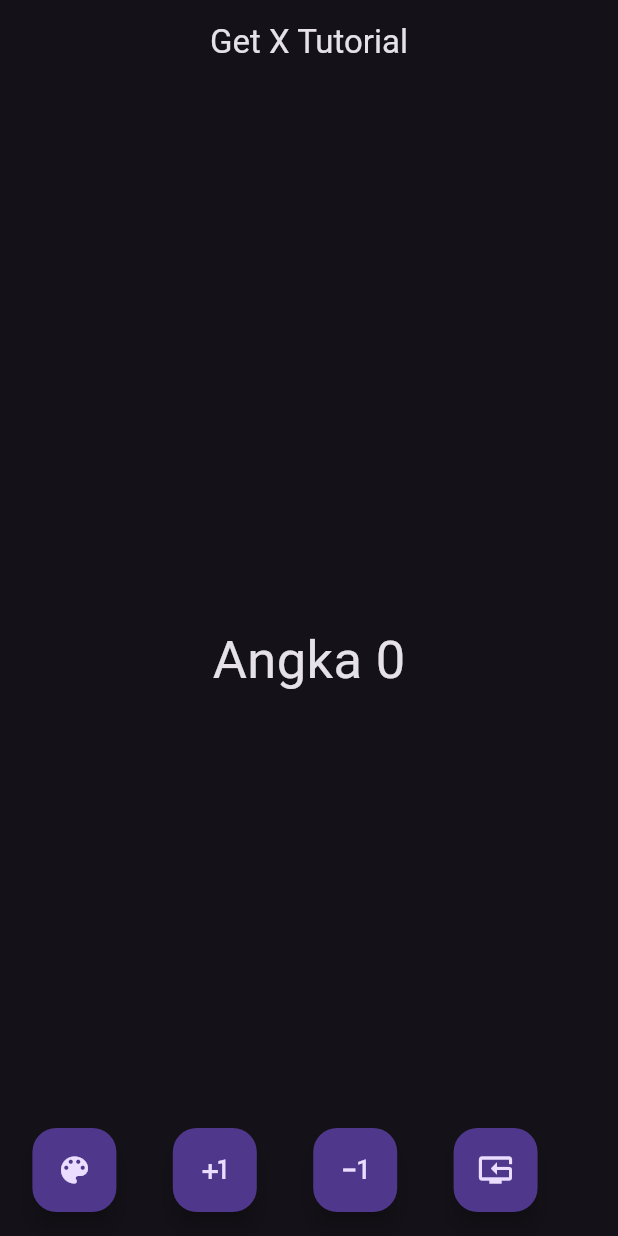
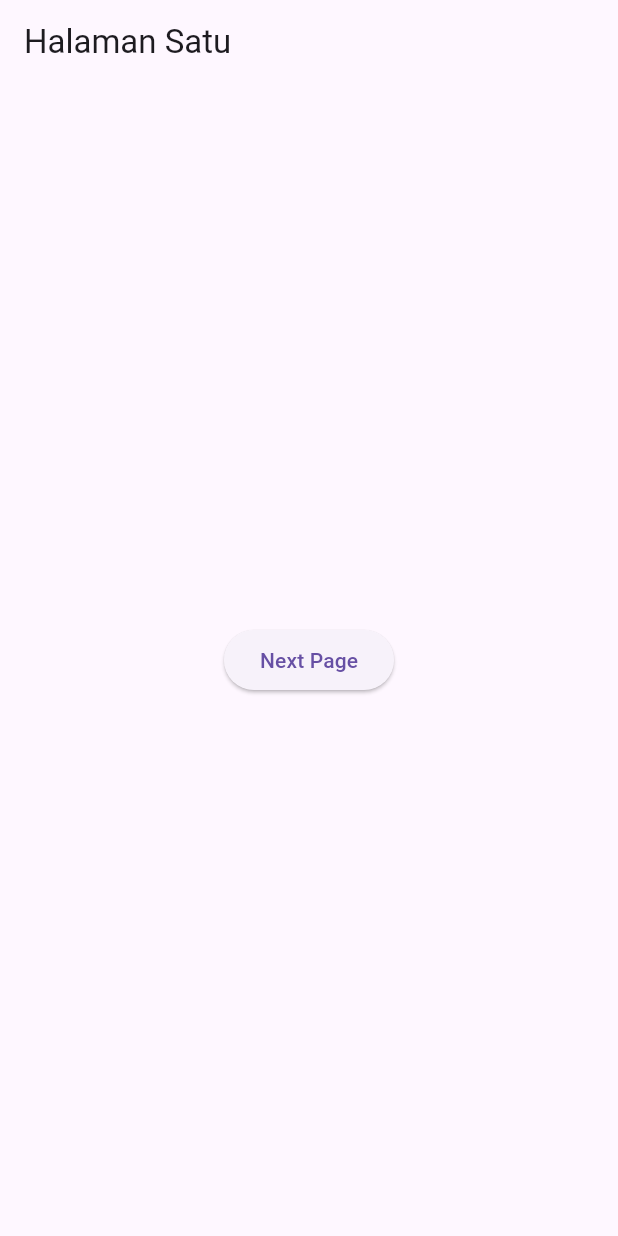
Before and after one commit to agungpens/flutter_getx_tutorial, a Flutter app: the screen it shows after launch, on a phone screen of 412 x 824 dp. Run offline on Flutter 3.47's test engine with Material 3 defaults, Android fonts, the phone set to English and light mode, and no system bars; our stand-ins replace get.

Commit message:
getx-navigation "Tanpa Nama"

```diff
--- a/lib/main.dart
+++ b/lib/main.dart
@@ -1,67 +1,16 @@
 import 'package:flutter/material.dart';
+import 'package:getx_tutorial/pages/page_1.dart';
 import 'package:get/get.dart';
-import 'package:getx_tutorial/controller/counter_controller.dart';
 
 void main() {
   runApp(MyApp());
 }
 
 class MyApp extends StatelessWidget {
-  final controllerC = Get.put(CounterController());
-
   @override
   Widget build(BuildContext context) {
-    return Obx(() => MaterialApp(
-          theme:
-              controllerC.isDark.value ? ThemeData.light() : ThemeData.dark(),
-          home: HomePage(),
-        ));
-  }
-}
-
-class HomePage extends StatelessWidget {
-  final c = Get.find<CounterController>();
-
-  @override
-  Widget build(BuildContext context) {
-    return Scaffold(
-      appBar: AppBar(
-        title: Text("Get X Tutorial"),
-        centerTitle: true,
-      ),
-      body: Center(
-        child: Obx(
-          () => Text(
-            "Angka ${c.counter}",
-            style: TextStyle(fontSize: 35),
-          ),
-        ),
-      ),
-      floatingActionButton: Row(
-        mainAxisAlignment: MainAxisAlignment.spaceEvenly,
-        children: [
-          FloatingActionButton(
-            onPressed: () => c.changeTheme(),
-            tooltip: 'Change Theme',
-            child: Icon(Icons.color_lens),
-          ),
-          FloatingActionButton(
-            onPressed: () => c.increment(),
-            tooltip: 'Plus',
-            child: Icon(Icons.plus_one),
-          ),
-          FloatingActionButton(
-            onPressed: () => c.decrement(),
-            tooltip: 'Min',
-            child: Icon(Icons.exposure_minus_1),
-          ),
-          FloatingActionButton(
-            onPressed: () => c.reset(),
-            tooltip: 'Min',
-            child: Icon(Icons.reset_tv),
-          ),
-        ],
-      ),
+    return GetMaterialApp(
+      home: PageSatu(),
     );
   }
 }
--- /dev/null
+++ b/lib/pages/page_1.dart
@@ -0,0 +1,28 @@
+import 'package:flutter/material.dart';
+import 'package:get/get.dart';
+import 'package:getx_tutorial/pages/page_2.dart';
+
+class PageSatu extends StatelessWidget {
+  @override
+  Widget build(BuildContext context) {
+    return Scaffold(
+      appBar: AppBar(title: Text('Halaman Satu')),
+      body: Center(
+        child: Column(
+          mainAxisAlignment: MainAxisAlignment.center,
+          children: [
+            ElevatedButton(
+                onPressed: () => {
+                      // navigator!.push(
+                      //   MaterialPageRoute(builder: (_) => PageDua()),
+                      // )
+
+                      Get.off(PageDua()) // push replacement
+                    },
+                child: Text('Next Page')),
+          ],
+        ),
+      ),
+    );
+  }
+}
```
Also changed, not shown: lib/pages/page_2.dart (added, +36 -0 lines), lib/pages/page_3.dart (added, +36 -0 lines), lib/pages/page_4.dart (added, +24 -0 lines).
